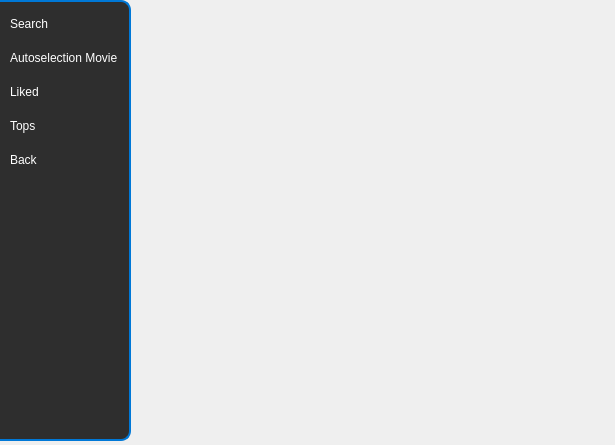
Qt form source/interface/MainWindow.ui (ValldemarXorin/Labs-2-cours) before a commit.
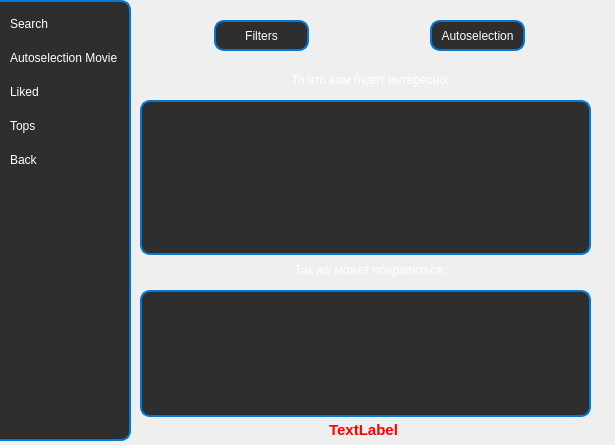
The same form after that commit. The open tabs and pages were chosen to show the change.

Commit message: +parser +autoselection

Diff of the .ui file:
```diff
--- a/source/interface/MainWindow.ui
+++ b/source/interface/MainWindow.ui
@@ -129,6 +129,238 @@
        <string>Menu</string>
       </property>
      </widget>
+     <widget class="QListWidget" name="FavoritesAutoselectionMoviePage">
+      <property name="geometry">
+       <rect>
+        <x>140</x>
+        <y>100</y>
+        <width>451</width>
+        <height>155</height>
+       </rect>
+      </property>
+      <property name="styleSheet">
+       <string notr="true">QListWidget {
+    background-color: #2E2E2E; /* Темный фон для списка */
+    border: 2px solid #0078d7; /* Цвет границы */
+    border-radius: 10px; /* Закругленные углы */
+    padding: 5px; /* Отступы */
+}
+
+QScrollBar:vertical, QScrollBar:horizontal {
+    width: 6px; /* Ширина вертикального скролла */
+    background-color: #1E1E1E; /* Цвет фона скролла */
+}
+
+QScrollBar::handle {
+    background-color: #0078d7; /* Цвет ползунка скролла */
+    border-radius: 3px; /* Закругленные углы ползунка */
+}
+
+QScrollBar::add-line, QScrollBar::sub-line {
+    background-color: transparent; /* Убираем стрелки прокрутки */
+}
+
+QListWidget::item {
+    background-color: #2E2E2E; /* Темный фон для элементов */
+    color: #FFFFFF; /* Белый текст */
+    padding: 10px; /* Отступы для элементов */
+    border: 1px solid #0078d7; /* Цвет границы элементов */
+    border-radius: 5px; /* Закругленные углы для элементов */
+}
+
+QListWidget::item:selected {
+    background-color: #0078d7; /* Цвет фона выбранного элемента */
+    color: #FFFFFF; /* Белый текст для выбранного элемента */
+}
+
+QListWidget::item:hover {
+    background-color: #1E1E1E; /* Цвет фона при наведении */
+}
+</string>
+      </property>
+     </widget>
+     <widget class="QListWidget" name="RandomAutoselectionMoviePage">
+      <property name="geometry">
+       <rect>
+        <x>140</x>
+        <y>290</y>
+        <width>451</width>
+        <height>127</height>
+       </rect>
+      </property>
+      <property name="styleSheet">
+       <string notr="true">QListWidget {
+    background-color: #2E2E2E; /* Темный фон для списка */
+    border: 2px solid #0078d7; /* Цвет границы */
+    border-radius: 10px; /* Закругленные углы */
+    padding: 5px; /* Отступы */
+}
+
+QScrollBar:vertical, QScrollBar:horizontal {
+    width: 6px; /* Ширина вертикального скролла */
+    background-color: #1E1E1E; /* Цвет фона скролла */
+}
+
+QScrollBar::handle {
+    background-color: #0078d7; /* Цвет ползунка скролла */
+    border-radius: 3px; /* Закругленные углы ползунка */
+}
+
+QScrollBar::add-line, QScrollBar::sub-line {
+    background-color: transparent; /* Убираем стрелки прокрутки */
+}
+
+QListWidget::item {
+    background-color: #2E2E2E; /* Темный фон для элементов */
+    color: #FFFFFF; /* Белый текст */
+    padding: 10px; /* Отступы для элементов */
+    border: 1px solid #0078d7; /* Цвет границы элементов */
+    border-radius: 5px; /* Закругленные углы для элементов */
+}
+
+QListWidget::item:selected {
+    background-color: #0078d7; /* Цвет фона выбранного элемента */
+    color: #FFFFFF; /* Белый текст для выбранного элемента */
+}
+
+QListWidget::item:hover {
+    background-color: #1E1E1E; /* Цвет фона при наведении */
+}
+</string>
+      </property>
+     </widget>
+     <widget class="QLabel" name="LabelInteresting">
+      <property name="geometry">
+       <rect>
+        <x>270</x>
+        <y>260</y>
+        <width>201</width>
+        <height>20</height>
+       </rect>
+      </property>
+      <property name="styleSheet">
+       <string notr="true">QLabel {
+	font-size: 15px;
+	font-weight: 600;
+	background-color: none;
+    color: #FFFFFF; /* Цвет текста */
+}font-size: 13 px;
+	font-weight: 600;
+	background-color: none;
+    color: #FFFFFF; /* Цвет текста */</string>
+      </property>
+      <property name="text">
+       <string>Так же может понравиться:</string>
+      </property>
+      <property name="alignment">
+       <set>Qt::AlignmentFlag::AlignCenter</set>
+      </property>
+     </widget>
+     <widget class="QLabel" name="LabelMabyInteresting">
+      <property name="geometry">
+       <rect>
+        <x>270</x>
+        <y>70</y>
+        <width>201</width>
+        <height>20</height>
+       </rect>
+      </property>
+      <property name="styleSheet">
+       <string notr="true">QLabel {
+	font-size: 15px;
+	font-weight: 600;
+	background-color: none;
+    color: #FFFFFF; /* Цвет текста */
+}font-size: 13 px;
+	font-weight: 600;
+	background-color: none;
+    color: #FFFFFF; /* Цвет текста */</string>
+      </property>
+      <property name="text">
+       <string>То что вам будет интересно:</string>
+      </property>
+      <property name="alignment">
+       <set>Qt::AlignmentFlag::AlignCenter</set>
+      </property>
+     </widget>
+     <widget class="QPushButton" name="AutoselectionButtonAutoselectionMoviePage">
+      <property name="geometry">
+       <rect>
+        <x>430</x>
+        <y>20</y>
+        <width>95</width>
+        <height>31</height>
+       </rect>
+      </property>
+      <property name="styleSheet">
+       <string notr="true">QPushButton {
+        background-color: #2E2E2E; /* Темный фон */
+        color: #FFFFFF; /* Белый текст */
+        border: 2px solid #0078d7; /* Цвет границы */
+        border-radius: 10px; /* Закругленные углы */
+        padding: 5px; /* Отступы */
+    }
+
+QPushButton:hover {
+		background-color: #1E1E1E
+}
+</string>
+      </property>
+      <property name="text">
+       <string>Autoselection</string>
+      </property>
+     </widget>
+     <widget class="QPushButton" name="FiltersButtonAutoselectionMoviePage">
+      <property name="geometry">
+       <rect>
+        <x>214</x>
+        <y>20</y>
+        <width>95</width>
+        <height>31</height>
+       </rect>
+      </property>
+      <property name="styleSheet">
+       <string notr="true">QPushButton {
+        background-color: #2E2E2E; /* Темный фон */
+        color: #FFFFFF; /* Белый текст */
+        border: 2px solid #0078d7; /* Цвет границы */
+        border-radius: 10px; /* Закругленные углы */
+        padding: 5px; /* Отступы */
+    }
+
+QPushButton:hover {
+		background-color: #1E1E1E
+}
+</string>
+      </property>
+      <property name="text">
+       <string>Filters</string>
+      </property>
+     </widget>
+     <widget class="QLabel" name="ErrorAutoselectionMoviePage">
+      <property name="geometry">
+       <rect>
+        <x>248</x>
+        <y>420</y>
+        <width>231</width>
+        <height>20</height>
+       </rect>
+      </property>
+      <property name="styleSheet">
+       <string notr="true">QLabel {
+	font-size: 15px;
+	font-weight: 600;
+	background-color: none;
+    color: red; /* Цвет текста */
+}</string>
+      </property>
+      <property name="text">
+       <string>TextLabel</string>
+      </property>
+      <property name="alignment">
+       <set>Qt::AlignmentFlag::AlignCenter</set>
+      </property>
+     </widget>
      <zorder>MenuButtonAutoselectionMoviePage</zorder>
      <zorder>MenuListAutoselectionMoviePage</zorder>
     </widget>
```
Left out of the diff: 85 changed lines with no effect on the pictures. The commit also changes 45 other files.
